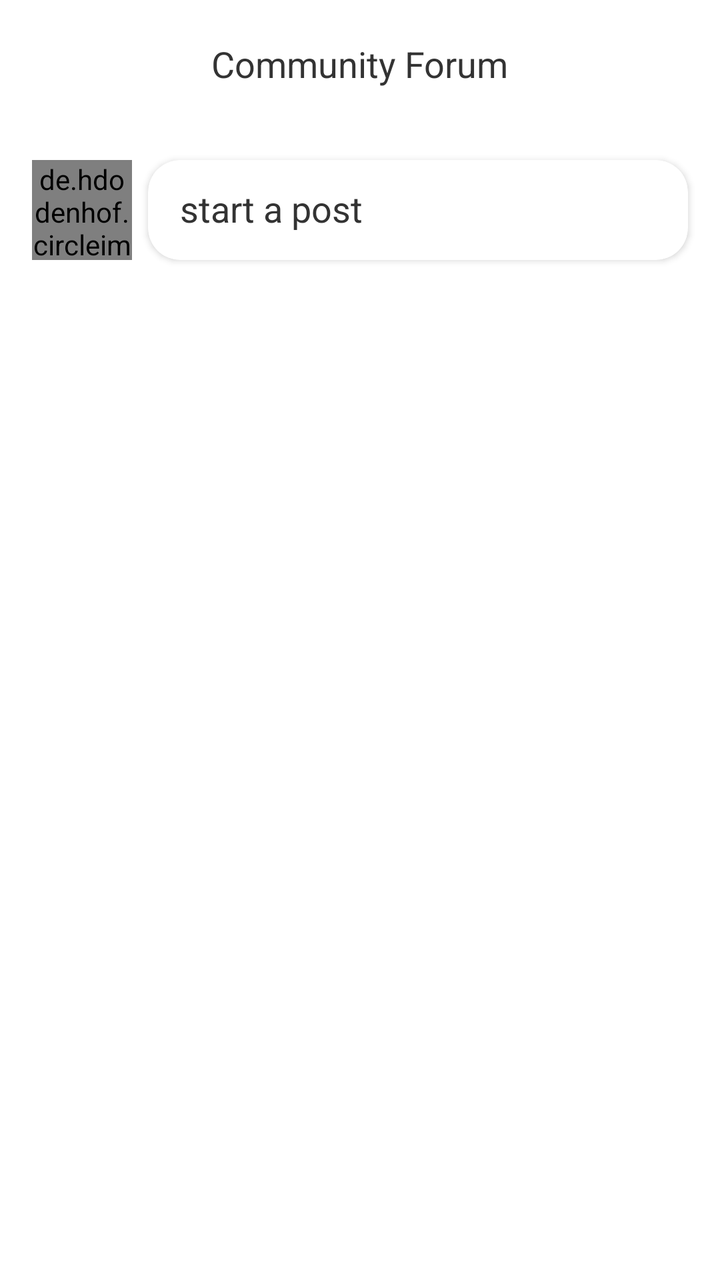
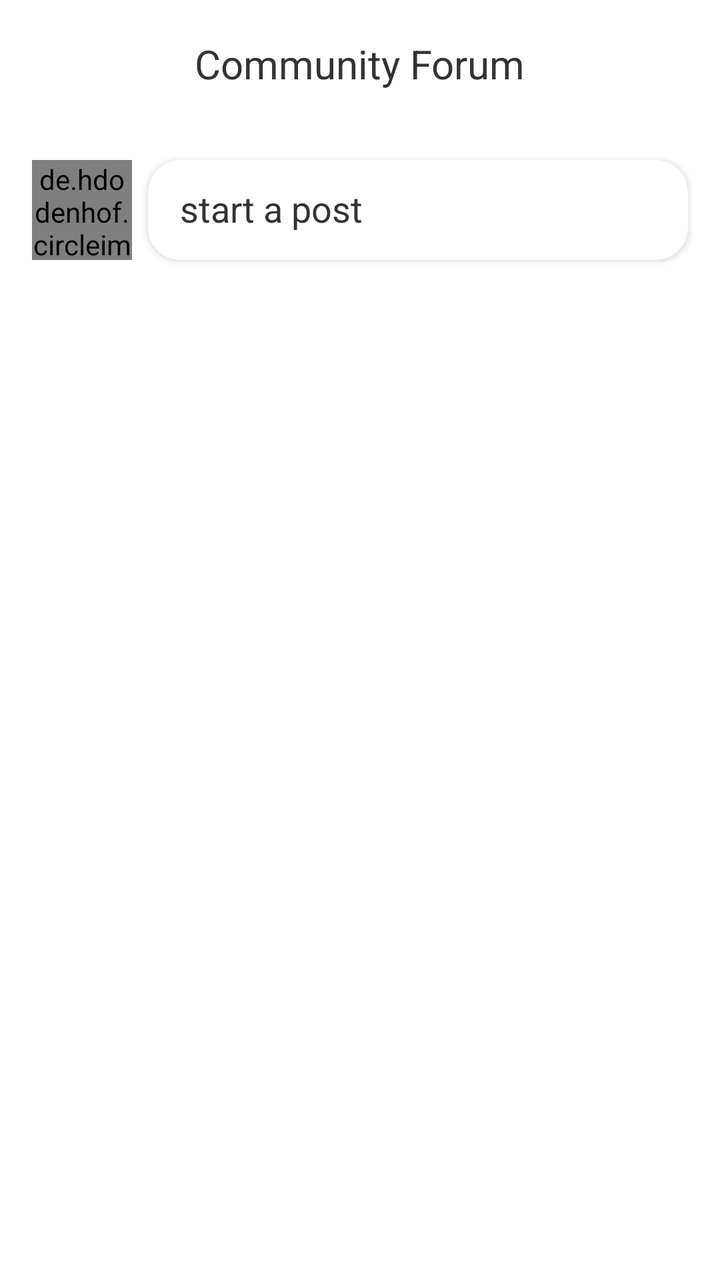

Two renders of the same Android screen: before a commit and after it. Below are the layout's source before the change and the commit's diff.
<!-- AndroidManifest.xml: application theme Theme.MSApplication -->
<!-- res/layout/activity_community.xml -->
<?xml version="1.0" encoding="utf-8"?>
<LinearLayout
    xmlns:android="http://schemas.android.com/apk/res/android"
    xmlns:tools="http://schemas.android.com/tools"
    android:layout_width="match_parent"
    android:layout_height="match_parent"
    xmlns:app="http://schemas.android.com/apk/res-auto"
    android:orientation="vertical"
    tools:context=".CommunityActivity">


    <androidx.appcompat.widget.Toolbar
        android:id="@+id/toolbar_community"
        android:layout_width="match_parent"
        android:layout_height="?attr/actionBarSize"
        android:elevation="4dp"
        android:theme="@style/ThemeOverlay.AppCompat.Dark.ActionBar"
        app:popupTheme="@style/ThemeOverlay.AppCompat.Light">

        <TextView
            android:id="@+id/toolbar_title"
            android:layout_width="wrap_content"
            android:layout_height="wrap_content"
            android:text="Community Forum"
            android:textSize="18sp"
            android:layout_gravity="center" />

    </androidx.appcompat.widget.Toolbar>

    <LinearLayout
        android:layout_width="match_parent"
        android:layout_height="wrap_content">

        <de.hdodenhof.circleimageview.CircleImageView
            android:layout_width="50dp"
            android:layout_height="50dp"
            android:src="@drawable/mprofile"
            android:layout_marginTop="16dp"
            android:layout_marginStart="16dp"
            android:layout_marginBottom="8dp"/>

        <androidx.cardview.widget.CardView
            android:id="@+id/start_post"
            android:layout_width="0dp"
            android:layout_height="50dp"
            android:layout_marginStart="8dp"
            android:layout_marginTop="16dp"
            android:layout_marginBottom="8dp"
            android:layout_marginEnd="16dp"
            app:cardCornerRadius="16dp"
            android:layout_weight="1"
            android:background="@drawable/post_card">

            <TextView
                android:layout_width="wrap_content"
                android:layout_height="wrap_content"
                android:text="start a post"
                android:textSize="18sp"
                android:layout_marginStart="16dp"
                android:layout_marginTop="12dp"/>

        </androidx.cardview.widget.CardView>

    </LinearLayout>

    <androidx.recyclerview.widget.RecyclerView
        android:id="@+id/recycler_view_posts"
        android:layout_width="match_parent"
        android:layout_height="wrap_content"
        android:layout_marginTop="16dp"
        android:layout_marginHorizontal="16dp"
        app:layout_constraintVertical_weight="1"
        app:layout_constraintHorizontal_weight="1" />

</LinearLayout>
<!-- resources referenced by this layout -->
<resources>
  <!-- drawable mprofile: jpg bitmap (drawable, 64824 bytes) -->
  <!-- drawable post_card (drawable) -->
  <?xml version="1.0" encoding="utf-8"?>
  <selector
      xmlns:android="http://schemas.android.com/apk/res/android">
  
      <item>
          <shape android:shape="rectangle">
              <solid android:color="@color/healthLightGray"/>
              <corners android:radius="70dp"/>
              <stroke android:color="@color/black" android:width="3dp"/>
  
          </shape>
      </item>
  
  </selector>
  <style name="Theme.MSApplication" parent="Base.Theme.MSApplication" />
  <color name="healthLightGray">#ecf0f1</color>
  <color name="black">#FF000000</color>
  <style name="Base.Theme.MSApplication" parent="Theme.Material3.DayNight.NoActionBar">
  
  
          
          <item name="colorPrimary">@color/healthBlue</item>
  
          
          <item name="colorPrimaryDark">@color/healthDarkBlue</item>
  
          
          <item name="colorAccent">@color/healthGreen</item>
  
          
          <item name="android:windowBackground">@color/healthWhite</item>
  
          
          <item name="cardBackgroundColor">@color/healthWhite</item>
  
          
          <item name="android:textColor">@color/healthDarkGray</item>
  
      </style>
  <color name="healthBlue">#3498db</color>
  <color name="healthDarkBlue">#1f3a93</color>
  <color name="healthGreen">#2ecc71</color>
  <color name="healthWhite">#FFFFFFFF</color>
  <color name="healthDarkGray">#333333</color>
</resources>

<!-- the commit's change to res/layout/activity_community.xml (unified diff, before → after) -->
@@ -22,7 +22,7 @@
             android:layout_width="wrap_content"
             android:layout_height="wrap_content"
             android:text="Community Forum"
-            android:textSize="18sp"
+            android:textSize="20sp"
             android:layout_gravity="center" />
 
     </androidx.appcompat.widget.Toolbar>
